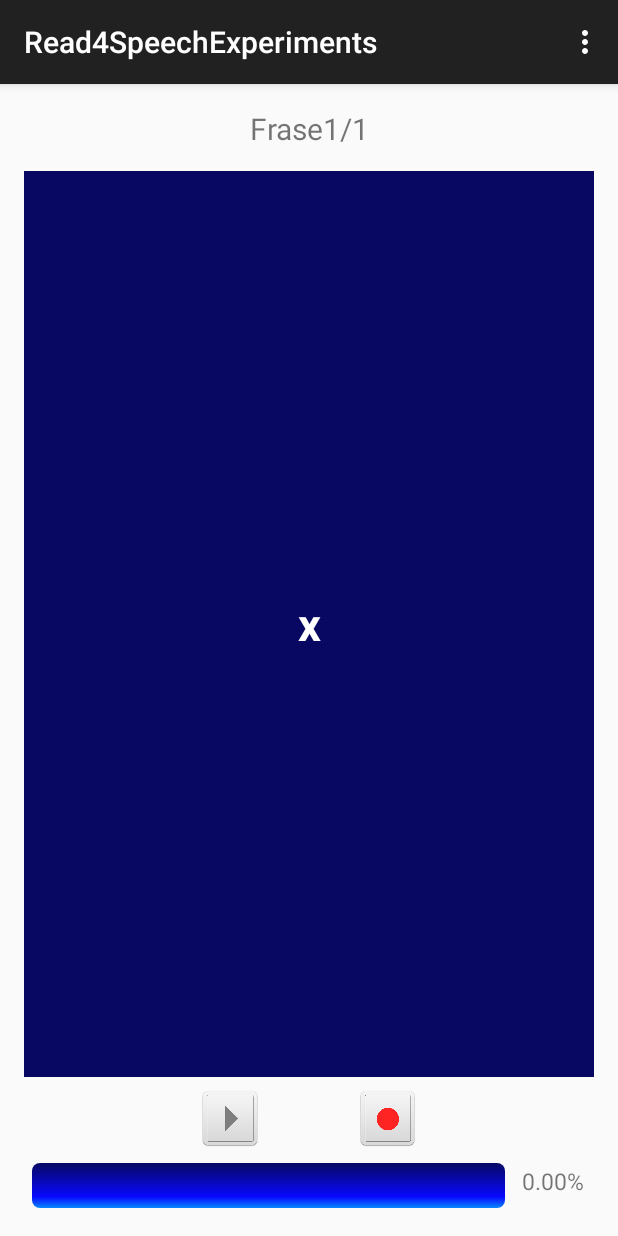
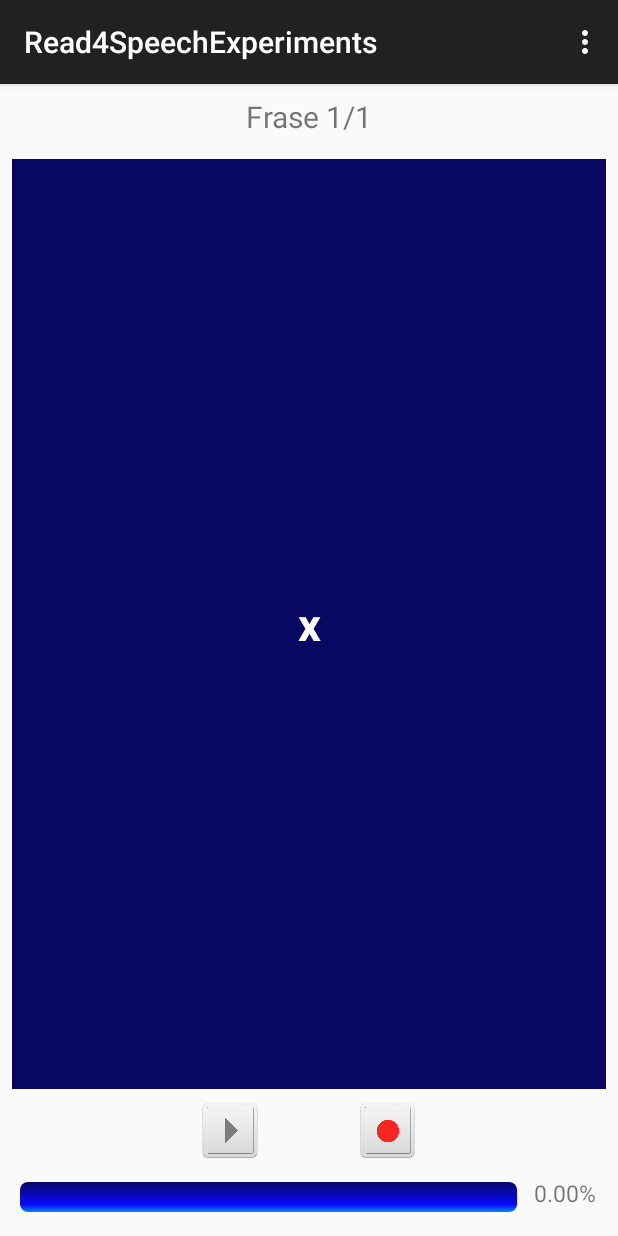
Before and after one commit to egranell/Read4SpeechExperiments, an Android app: the screen it shows after launch (MainActivity), on a phone screen of 412 x 824 dp. Run offline under Robolectric (Android 15) with nearby library versions, the phone set to English and light mode, and no system bars.

Commit message:
Mejoras menores

```diff
--- a/app/src/main/AndroidManifest.xml
+++ b/app/src/main/AndroidManifest.xml
@@ -1,7 +1,7 @@
 <?xml version="1.0" encoding="utf-8"?>
 <manifest xmlns:android="http://schemas.android.com/apk/res/android"
     package="com.aemus.Read4SpeechExperiments"
-    android:versionCode="5"
+    android:versionCode="6"
     android:versionName="1.0" >
 
     <uses-permission android:name="android.permission.WRITE_EXTERNAL_STORAGE"/>
--- a/app/src/main/java/com/aemus/Read4SpeechExperiments/MainActivity.java
+++ b/app/src/main/java/com/aemus/Read4SpeechExperiments/MainActivity.java
@@ -597,7 +597,7 @@ public class MainActivity extends ActionBarActivity {
             progressBar.setProgressDrawable(getResources().getDrawable(R.drawable.progressbar));
             progressBar.setProgress((int) getPercentDone());
             progress.setText(String.format("%s%%", String.format("%.2f", getPercentDone())));
-            sentenceNumber.setText(String.format("%s%s/%d", getResources().getString(R.string.sentence), Integer.toString(getArguments().getInt(ARG_SENTENCE_NUMBER)), sentences.size()));
+            sentenceNumber.setText(String.format("%s %s/%d", getResources().getString(R.string.sentence), Integer.toString(getArguments().getInt(ARG_SENTENCE_NUMBER)), sentences.size()));
             sentence.setText(sentences.get(getArguments().getInt(ARG_SENTENCE_NUMBER) - 1));
             sentence.setOnClickListener(new OnClickListener() {
                 public void onClick(View arg0) {
@@ -654,7 +654,7 @@ public class MainActivity extends ActionBarActivity {
                                 recorder.release();
                             }
                         }
-                        if (new File(rootDir + "/" + fileNames.get(getArguments().getInt(ARG_SENTENCE_NUMBER) - 1) + ".raw").exists()) {
+                        if (new File(String.format("%s/%s.raw", rootDir, fileNames.get(getArguments().getInt(ARG_SENTENCE_NUMBER) - 1))).exists()) {
                             sentence.setBackgroundResource(R.color.recorded);
                             playButton.setEnabled(true);
                         } else {
@@ -686,7 +686,7 @@ public class MainActivity extends ActionBarActivity {
                                 getArguments().putBoolean(ARG_HANDFREE_RECORDING, true);
                                 handsFreeMode();
                             } else {
-                                if (new File(rootDir + "/" + fileNames.get(getArguments().getInt(ARG_SENTENCE_NUMBER) - 1) + ".raw").exists()
+                                if (new File(String.format("%s/%s.raw", rootDir, fileNames.get(getArguments().getInt(ARG_SENTENCE_NUMBER) - 1))).exists()
                                         && !getArguments().getBoolean(ARG_HANDFREE_RECORDING)) {
                                     recDialog.show();
                                 } else {
--- a/app/src/main/res/layout-land/fragment_main.xml
+++ b/app/src/main/res/layout-land/fragment_main.xml
@@ -75,18 +75,26 @@ tools:context="com.example.Read4SpeechExperiments.MainActivity$PlaceholderFragme
                 android:id="@+id/progressBar1"
                 style="?android:attr/progressBarStyleHorizontal"
                 android:layout_width="250dp"
-                android:layout_height="30dp"
+                android:layout_height="20dp"
                 android:layout_margin="5dp"
                 android:layout_marginLeft="10dp"
                 android:layout_weight="0.53"
                 android:layout_gravity="center" />
 
+            <TextView
+                android:id="@+id/progress"
+                android:layout_width="54dp"
+                android:layout_height="30dp"
+                android:gravity="center"
+                android:text=""
+                android:textSize="15sp"
+                android:layout_gravity="center" />
+
             <ImageButton
                 android:id="@+id/play_button"
                 style="?buttonBarButtonStyle"
-                android:layout_weight="1"
-                android:layout_width="40dp"
-                android:layout_height="40dp"
+                android:layout_width="45dp"
+                android:layout_height="45dp"
                 android:layout_marginRight="10dp"
                 android:layout_marginLeft="10dp"
                 android:background="@drawable/playbutton"
@@ -98,23 +106,15 @@ tools:context="com.example.Read4SpeechExperiments.MainActivity$PlaceholderFragme
             <ImageButton
                 android:id="@+id/rec_button"
                 style="?buttonBarButtonStyle"
-                android:layout_weight="1"
-                android:layout_width="40dp"
-                android:layout_height="40dp"
+                android:layout_width="45dp"
+                android:layout_height="45dp"
                 android:layout_marginRight="10dp"
                 android:layout_marginLeft="10dp"
                 android:background="@drawable/recbutton"
                 android:text="@string/play"
                 android:layout_gravity="center" />
 
-            <TextView
-                android:id="@+id/progress"
-                android:layout_width="54dp"
-                android:layout_height="30dp"
-                android:gravity="center"
-                android:text=""
-                android:textSize="15sp"
-                android:layout_gravity="center" />
+
         </LinearLayout>
 
     </LinearLayout>
--- a/app/src/main/res/layout-port/fragment_main.xml
+++ b/app/src/main/res/layout-port/fragment_main.xml
@@ -1,8 +1,8 @@
 <RelativeLayout xmlns:android="http://schemas.android.com/apk/res/android"
     xmlns:tools="http://schemas.android.com/tools"
     android:id="@+id/fragmentLayout"
-    android:layout_width="match_parent"
-    android:layout_height="match_parent"
+    android:layout_width="fill_parent"
+    android:layout_height="fill_parent"
     android:paddingBottom="@dimen/activity_vertical_margin"
     android:paddingLeft="@dimen/activity_horizontal_margin"
     android:paddingRight="@dimen/activity_horizontal_margin"
@@ -48,14 +48,14 @@
         android:textStyle="bold" />
 
     <FrameLayout
-        android:layout_width="match_parent"
-        android:layout_height="match_parent"
+        android:layout_width="fill_parent"
+        android:layout_height="fill_parent"
         android:fitsSystemWindows="true" >
 
         <LinearLayout
             android:id="@+id/fullscreen_content_bar"
             style="?buttonBarStyle"
-            android:layout_width="match_parent"
+            android:layout_width="fill_parent"
             android:layout_height="wrap_content"
             android:layout_gravity="bottom|center_horizontal"
             android:orientation="vertical"
@@ -108,7 +108,7 @@
                     android:id="@+id/progressBar1"
                     style="?android:attr/progressBarStyleHorizontal"
                     android:layout_width="210dp"
-                    android:layout_height="30dp"
+                    android:layout_height="20dp"
                     android:layout_margin="5dp"
                     android:layout_marginRight="10dp"
                     android:layout_weight="0.53"
--- a/app/src/main/res/values-w820dp/dimens.xml
+++ b/app/src/main/res/values-w820dp/dimens.xml
@@ -5,6 +5,6 @@
          (such as screen margins) for screens with more than 820dp of available width. This
          would include 7" and 10" devices in landscape (~960dp and ~1280dp respectively).
     -->
-    <dimen name="activity_horizontal_margin">64dp</dimen>
+    <dimen name="activity_horizontal_margin">20dp</dimen>
 
 </resources>
--- a/app/src/main/res/values/dimens.xml
+++ b/app/src/main/res/values/dimens.xml
@@ -1,7 +1,7 @@
 <resources>
 
     <!-- Default screen margins, per the Android Design guidelines. -->
-    <dimen name="activity_horizontal_margin">16dp</dimen>
-    <dimen name="activity_vertical_margin">16dp</dimen>
+    <dimen name="activity_horizontal_margin">8dp</dimen>
+    <dimen name="activity_vertical_margin">8dp</dimen>
 
 </resources>
```
Also changed, not shown: app/src/main/res/drawable-hdpi/ic_launcher.png, app/src/main/res/drawable-mdpi/ic_launcher.png, app/src/main/res/drawable-xhdpi/ic_launcher.png, app/src/main/res/drawable-xxhdpi/ic_launcher.png.
